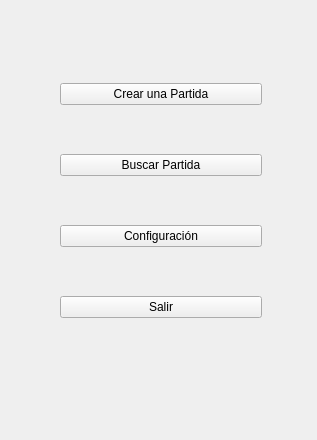
Old version of the form Client/ui/ui/mainmenu.ui in the repository AbrahamOsco/Worms-Taller-1.
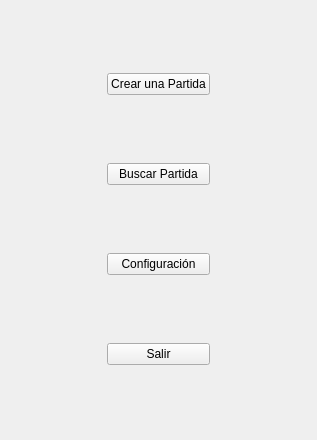
New version of the form.

Commit message: mainmenu ahora aparece en el medio de la pantalla, login tiene valores por default y falta agregar una mejor imagen para mainmenuy

```diff
--- a/Client/ui/ui/mainmenu.ui
+++ b/Client/ui/ui/mainmenu.ui
@@ -13,30 +13,8 @@
   <property name="windowTitle">
    <string>MainWindow</string>
   </property>
-  <widget class="QWidget" name="layoutWidget">
-   <property name="geometry">
-    <rect>
-     <x>60</x>
-     <y>40</y>
-     <width>202</width>
-     <height>321</height>
-    </rect>
-   </property>
-   <layout class="QVBoxLayout" name="verticalLayout_2">
-    <item>
-     <widget class="QPushButton" name="buttonCrear">
-      <property name="toolTip">
-       <string>&lt;html&gt;&lt;head/&gt;&lt;body&gt;&lt;p&gt;Crear una nueva partida&lt;/p&gt;&lt;/body&gt;&lt;/html&gt;</string>
-      </property>
-      <property name="text">
-       <string>Crear una Partida</string>
-      </property>
-      <attribute name="buttonGroup">
-       <string notr="true">buttonGroup</string>
-      </attribute>
-     </widget>
-    </item>
-    <item>
+  <layout class="QGridLayout" name="gridLayout">
+   <item row="2" column="1">
      <widget class="QPushButton" name="buttonBuscar">
       <property name="toolTip">
        <string>&lt;html&gt;&lt;head/&gt;&lt;body&gt;&lt;p&gt;buscar una partida a la que unirse&lt;/p&gt;&lt;/body&gt;&lt;/html&gt;</string>
@@ -49,7 +27,20 @@
       </attribute>
      </widget>
     </item>
-    <item>
+   <item row="1" column="0">
+    <spacer name="horizontalSpacer">
+     <property name="orientation">
+      <enum>Qt::Horizontal</enum>
+     </property>
+     <property name="sizeHint" stdset="0">
+      <size>
+       <width>40</width>
+       <height>20</height>
+      </size>
+     </property>
+    </spacer>
+   </item>
+   <item row="3" column="1">
      <widget class="QPushButton" name="buttonConfig">
       <property name="toolTip">
        <string>&lt;html&gt;&lt;head/&gt;&lt;body&gt;&lt;p&gt;NIY&lt;/p&gt;&lt;/body&gt;&lt;/html&gt;</string>
@@ -62,7 +53,7 @@
       </attribute>
      </widget>
     </item>
-    <item>
+   <item row="4" column="1">
      <widget class="QPushButton" name="buttonSalir">
       <property name="toolTip">
        <string>&lt;html&gt;&lt;head/&gt;&lt;body&gt;&lt;p&gt;Salir de la aplicacion&lt;/p&gt;&lt;/body&gt;&lt;/html&gt;</string>
@@ -75,8 +66,33 @@
       </attribute>
      </widget>
     </item>
-   </layout>
-  </widget>
+   <item row="1" column="1">
+    <widget class="QPushButton" name="buttonCrear">
+     <property name="toolTip">
+      <string>&lt;html&gt;&lt;head/&gt;&lt;body&gt;&lt;p&gt;Crear una nueva partida&lt;/p&gt;&lt;/body&gt;&lt;/html&gt;</string>
+     </property>
+     <property name="text">
+      <string>Crear una Partida</string>
+     </property>
+     <attribute name="buttonGroup">
+      <string notr="true">buttonGroup</string>
+     </attribute>
+    </widget>
+   </item>
+   <item row="1" column="2">
+    <spacer name="horizontalSpacer_2">
+     <property name="orientation">
+      <enum>Qt::Horizontal</enum>
+     </property>
+     <property name="sizeHint" stdset="0">
+      <size>
+       <width>40</width>
+       <height>20</height>
+      </size>
+     </property>
+    </spacer>
+   </item>
+  </layout>
  </widget>
  <resources/>
  <connections/>
```
Lines whose indentation alone changed are shown as unchanged. The commit also changes 3 other files.
